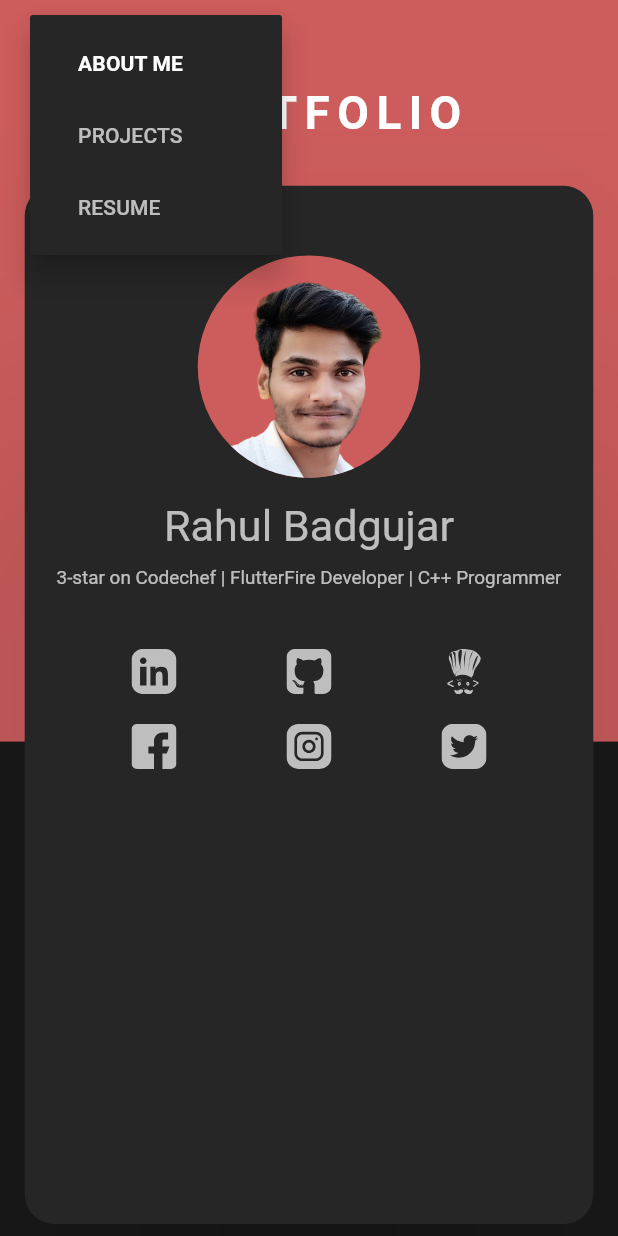
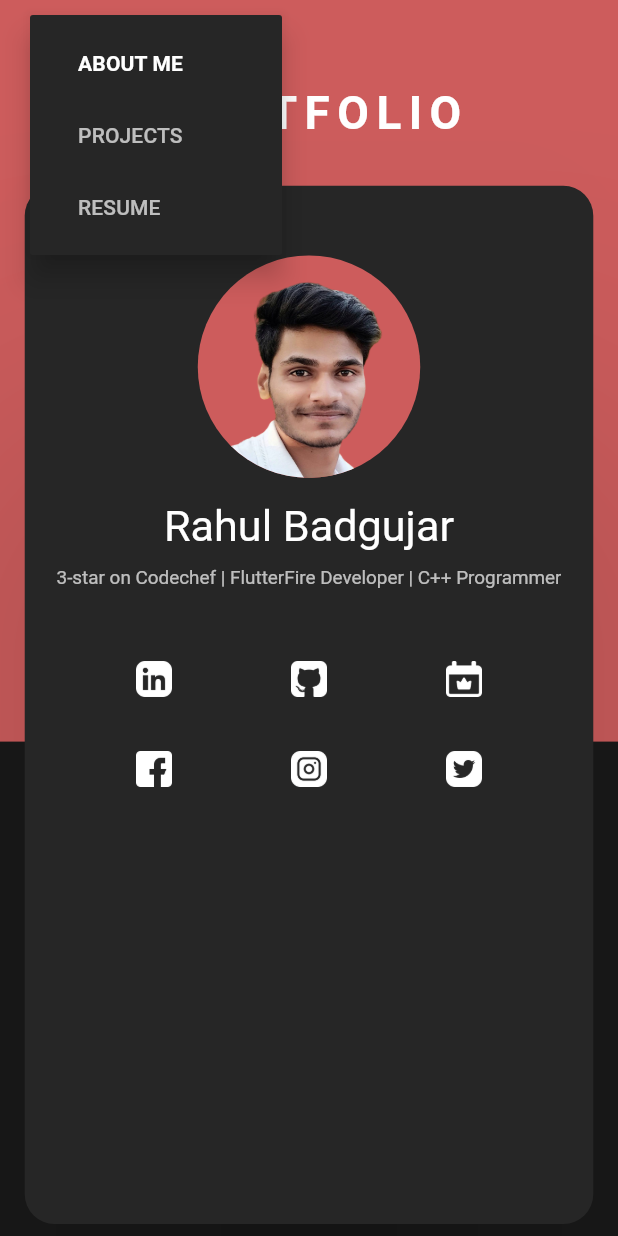
Before and after one commit to rahul-badgujar/my-portfolio, a Flutter app: the screen it shows after launch, after a tap on the "menu" icon, on a phone screen of 412 x 824 dp. Run offline on Flutter 3.47's test engine with Material 2 defaults, Android fonts, the phone set to English and light mode, and no system bars; our stand-ins replace firebase_core, flutter_svg; missing offline and left inert: dart:js, pinch_zoom_image_updated; accounts and stored records are empty.

Commit message:
added png icons

```diff
--- a/lib/data.dart
+++ b/lib/data.dart
@@ -7,32 +7,32 @@ final data = <String, dynamic>{
     {
       "domain": "LinkedIn",
       "url": "https://www.linkedin.com/in/rahulbadgujar/",
-      "logo": "assets/icons/linkedin_logo.svg",
+      "logo": "assets/icons/linkedin-icon.png",
     },
     {
       "domain": "GitHub",
       "url": "https://github.com/rahul-badgujar",
-      "logo": "assets/icons/github_logo.svg",
+      "logo": "assets/icons/github-icon.png",
     },
     {
-      "domain": "Codechef",
+      "domain": "Competitive Coding",
       "url": "https://www.codechef.com/users/im_rb7_here",
-      "logo": "assets/icons/codechef_icon.svg",
+      "logo": "assets/icons/contest-icon.png",
     },
     {
       "domain": "Facebook",
       "url": "https://www.facebook.com/imRB7here",
-      "logo": "assets/icons/facebook_logo.svg",
+      "logo": "assets/icons/facebook-icon.png",
     },
     {
       "domain": "Instagram",
       "url": "https://www.instagram.com/_rahul.badgujar_/",
-      "logo": "assets/icons/instagram_logo.svg",
+      "logo": "assets/icons/instagram-icon.png",
     },
     {
       "domain": "Twitter",
       "url": "https://twitter.com/imRB7here",
-      "logo": "assets/icons/twitter_logo.svg",
+      "logo": "assets/icons/twitter-icon.png",
     },
   ],
 };
--- a/lib/widgets/about_section.dart
+++ b/lib/widgets/about_section.dart
@@ -1,4 +1,5 @@
 import 'package:flutter/material.dart';
+import 'package:my_portfolio/constants.dart';
 import 'package:my_portfolio/data.dart';
 import 'package:my_portfolio/utils.dart';
 
@@ -36,7 +37,9 @@ class _AboutSectionState extends State<AboutSection> {
                   DeviceDetails(context).deviceType == DeviceType.Desktop
                       ? 1.5
                       : 1.2,
-              style: Theme.of(context).textTheme.headline5,
+              style: Theme.of(context).textTheme.headline5.copyWith(
+                    color: primaryTextColorBright,
+                  ),
             ),
             SizedBox(height: 10),
             Text(
@@ -69,8 +72,8 @@ class _AboutSectionState extends State<AboutSection> {
                           : 20,
                   mainAxisExtent:
                       DeviceDetails(context).deviceType == DeviceType.Desktop
-                          ? 40
-                          : 30,
+                          ? 50
+                          : 40,
                 ),
                 itemBuilder: (context, index) {
                   return ContactItem(
--- a/lib/widgets/contact_item.dart
+++ b/lib/widgets/contact_item.dart
@@ -18,13 +18,13 @@ class ContactItem extends StatelessWidget {
 
   @override
   Widget build(BuildContext context) {
-    return GestureDetector(
-      onTap: () => js.context.callMethod("open", [url]),
-      child: Tooltip(
-        message: title,
-        child: SvgPicture.asset(
-          assetPath,
-          color: primaryTextColor,
+    return Tooltip(
+      message: title,
+      child: IconButton(
+        icon: Image.asset(assetPath),
+        onPressed: () => js.context.callMethod(
+          "open",
+          [url],
         ),
       ),
     );
```
Also changed, not shown: assets/icons/contest-icon.png (added), assets/icons/facebook-icon.png (added), assets/icons/github-icon.png (added), assets/icons/instagram-icon.png (added), assets/icons/linkedin-icon.png (added), assets/icons/twitter-icon.png (added).
